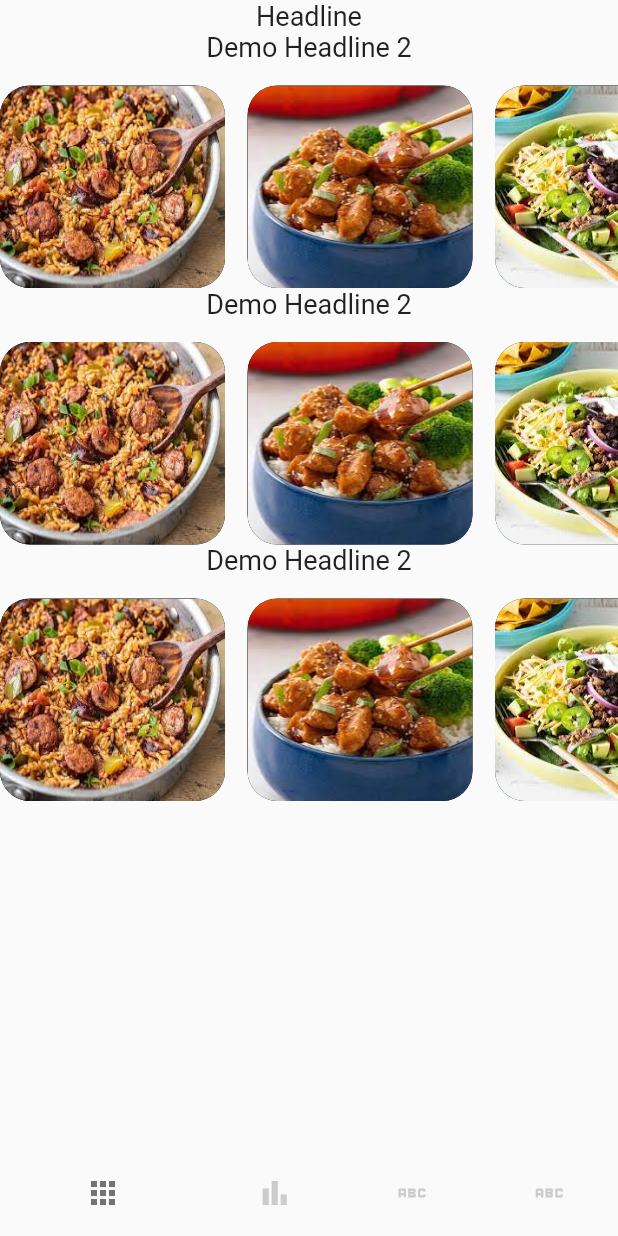
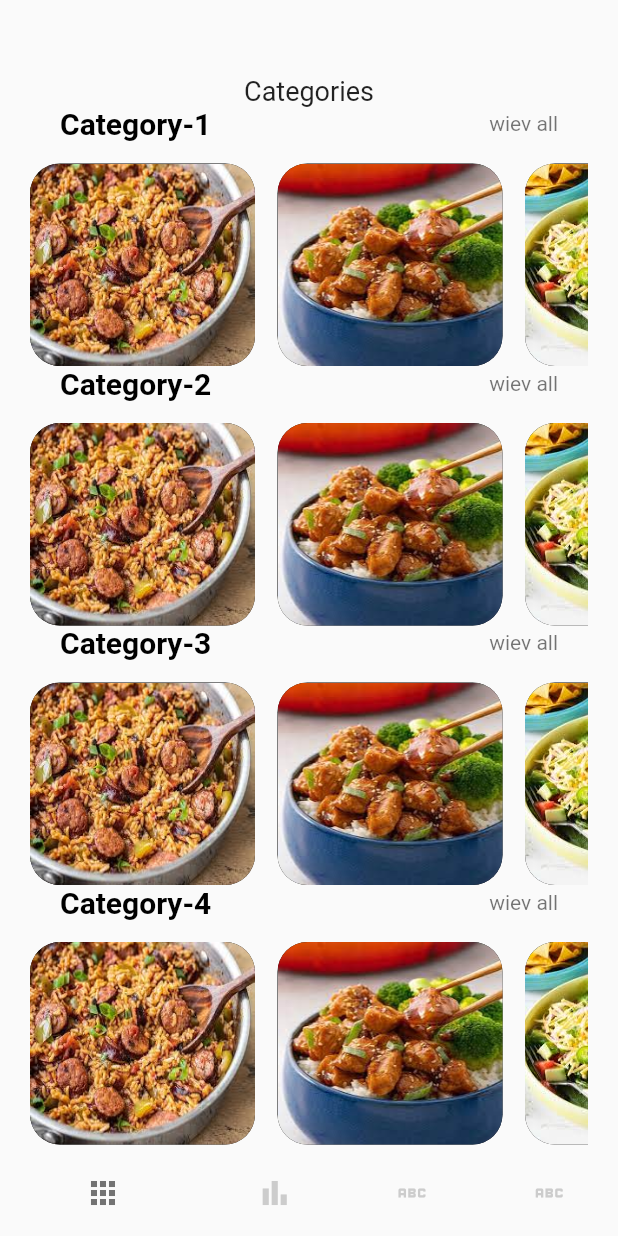
Before and after one commit to AlitalipSever/recipes_app, a Flutter app: the screen it shows after launch, after a tap on the "keyboard double arrow right" icon, on a phone screen of 412 x 824 dp. Run offline on Flutter 3.47's test engine with Material 2 defaults, Android fonts, the phone set to English and light mode, and no system bars; our stand-ins replace bloc, equatable, flutter_bloc.

Commit message:
Category page added
-category to details touch added

```diff
--- a/lib/cubit/app_cubit_logics.dart
+++ b/lib/cubit/app_cubit_logics.dart
@@ -2,6 +2,7 @@ import 'package:flutter/material.dart';
 import 'package:flutter_bloc/flutter_bloc.dart';
 import 'package:recipes_app/cubit/app_cubit_states.dart';
 import 'package:recipes_app/cubit/app_cubits.dart';
+import 'package:recipes_app/pages/category_page.dart';
 import 'package:recipes_app/pages/details_page.dart';
 import 'package:recipes_app/pages/welcome_page.dart';
 
@@ -25,6 +26,8 @@ class _AppCubitLogicsState extends State<AppCubitLogics> {
         return const MainPage();
       } else if (state is DetailsPageState) {
         return const DetailsPage();
+      } else if (state is CategoryPageState) {
+        return const CategoryPage();
       } else {
         return Container();
       }
--- a/lib/cubit/app_cubit_states.dart
+++ b/lib/cubit/app_cubit_states.dart
@@ -25,6 +25,14 @@ class DetailsPageState extends CubitStates {
 
   DetailsPageState(this.detail);
   @override
-  // TODO: implement props
   List<Object?> get props => [detail];
 }
+
+class CategoryPageState extends CubitStates {
+  List category;
+  String name;
+
+  CategoryPageState(this.category, this.name);
+  @override
+  List<Object?> get props => [category, name];
+}
--- a/lib/cubit/app_cubits.dart
+++ b/lib/cubit/app_cubits.dart
@@ -1,7 +1,5 @@
 import 'package:bloc/bloc.dart';
-import 'package:flutter/material.dart';
 import 'package:recipes_app/cubit/app_cubit_states.dart';
-import 'dart:convert';
 
 class AppCubits extends Cubit<CubitStates> {
   AppCubits() : super(InitialState()) {
@@ -11,16 +9,21 @@ class AppCubits extends Cubit<CubitStates> {
   void getData() {
     try {
       emit(MainPageState());
-    } catch (e) {
-      print(e);
-    }
+      // ignore: empty_catches
+    } catch (e) {}
   }
 
   void getDetails(pic) {
     try {
       emit(DetailsPageState(pic));
-    } catch (e) {
-      print(e);
-    }
+      // ignore: empty_catches
+    } catch (e) {}
+  }
+
+  void getCategory(category, name) {
+    try {
+      emit(CategoryPageState(category, name));
+      // ignore: empty_catches
+    } catch (e) {}
   }
 }
--- a/lib/pages/navpages/home_page.dart
+++ b/lib/pages/navpages/home_page.dart
@@ -1,4 +1,5 @@
 import 'package:flutter/material.dart';
+import 'package:recipes_app/widgets/category_name.dart';
 import 'package:recipes_app/widgets/slide_items.dart';
 import 'package:recipes_app/data/recipes_mock_data.dart';
 
@@ -11,6 +12,9 @@ class HomePage extends StatefulWidget {
 
 class _HomePageState extends State<HomePage> {
   var recipe_pics = recipePics;
+  var recipe_pics2 = recipePics;
+  var recipe_pics3 = recipePics;
+  var recipe_pics4 = recipePics;
 
   @override
   Widget build(BuildContext context) {
@@ -19,31 +23,34 @@ class _HomePageState extends State<HomePage> {
         child: Column(
           mainAxisSize: MainAxisSize.min,
           children: <Widget>[
+            Container(
+              margin: const EdgeInsets.only(left: 20, right: 20),
+              child: Column(
+                children: [
+                  const SizedBox(height: 50.0),
                   const Text(
-              'Headline',
+                    'Categories',
                     style: TextStyle(fontSize: 18),
                   ),
-            const Text(
-              'Demo Headline 2',
-              style: TextStyle(fontSize: 18),
-            ),
+                  CategoryName(name: "Category-1", category: recipe_pics),
                   SlideItems(
                     pics: recipe_pics,
                   ),
-            const Text(
-              'Demo Headline 2',
-              style: TextStyle(fontSize: 18),
+                  CategoryName(name: "Category-2", category: recipe_pics2),
+                  SlideItems(
+                    pics: recipe_pics2,
                   ),
+                  CategoryName(name: "Category-3", category: recipe_pics3),
                   SlideItems(
-              pics: recipe_pics,
+                    pics: recipe_pics3,
                   ),
-            const Text(
-              'Demo Headline 2',
-              style: TextStyle(fontSize: 18),
+                  CategoryName(name: "Category-4", category: recipe_pics4),
+                  SlideItems(
+                    pics: recipe_pics4,
+                  )
+                ],
               ),
-            SlideItems(
-              pics: recipe_pics,
-            )
+            ),
           ],
         ),
       ),
--- a/lib/pages/welcome_page.dart
+++ b/lib/pages/welcome_page.dart
@@ -1,5 +1,4 @@
 import 'dart:ui';
-
 import 'package:flutter/material.dart';
 import 'package:flutter_bloc/flutter_bloc.dart';
 import 'package:recipes_app/cubit/app_cubits.dart';
--- /dev/null
+++ b/lib/widgets/category_name.dart
@@ -0,0 +1,38 @@
+import 'package:flutter/material.dart';
+import 'package:flutter_bloc/flutter_bloc.dart';
+import 'package:recipes_app/cubit/app_cubits.dart';
+import 'package:recipes_app/widgets/app_large_text.dart';
+import 'package:recipes_app/widgets/app_text.dart';
+
+class CategoryName extends StatelessWidget {
+  final String name;
+  final List category;
+  const CategoryName({Key? key, required this.name, required this.category})
+      : super(key: key);
+
+  @override
+  Widget build(BuildContext context) {
+    return Container(
+      margin: const EdgeInsets.only(left: 20, right: 20),
+      child: Row(
+        mainAxisAlignment: MainAxisAlignment.spaceBetween,
+        children: <Widget>[
+          AppLargeText(
+            text: name,
+            size: 20,
+          ),
+          GestureDetector(
+            onTap: () {
+              BlocProvider.of<AppCubits>(context).getCategory(category, name);
+            },
+            child: AppText(
+              text: "wiev all",
+              color: Colors.black54,
+              size: 14,
+            ),
+          ),
+        ],
+      ),
+    );
+  }
+}
--- a/lib/widgets/slide_items.dart
+++ b/lib/widgets/slide_items.dart
@@ -1,6 +1,3 @@
-import 'package:flutter/material.dart';
-import 'dart:ui';
-
 import 'package:flutter/material.dart';
 import 'package:flutter_bloc/flutter_bloc.dart';
 import 'package:recipes_app/cubit/app_cubits.dart';
```
Also changed, not shown: lib/data/recipes_mock_data.dart (+99 -0 lines), lib/pages/category_page.dart (added, +40 -0 lines), lib/widgets/slide_items_vertical..dart (added, +38 -0 lines). Lines whose indentation alone changed are shown as unchanged.
